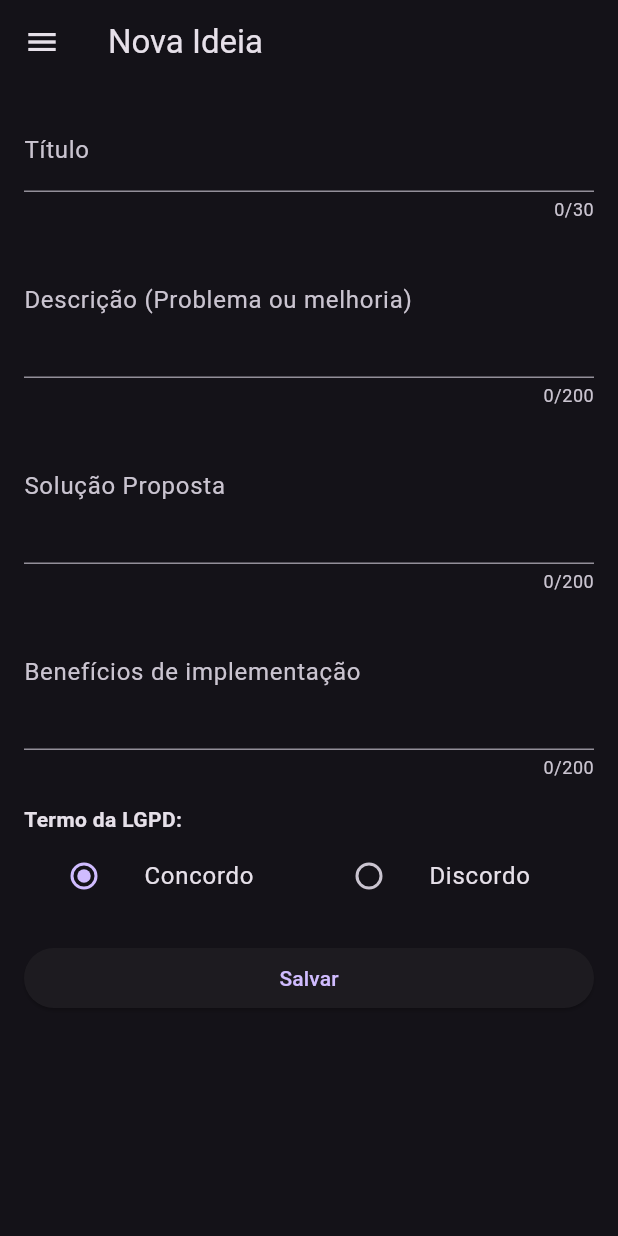
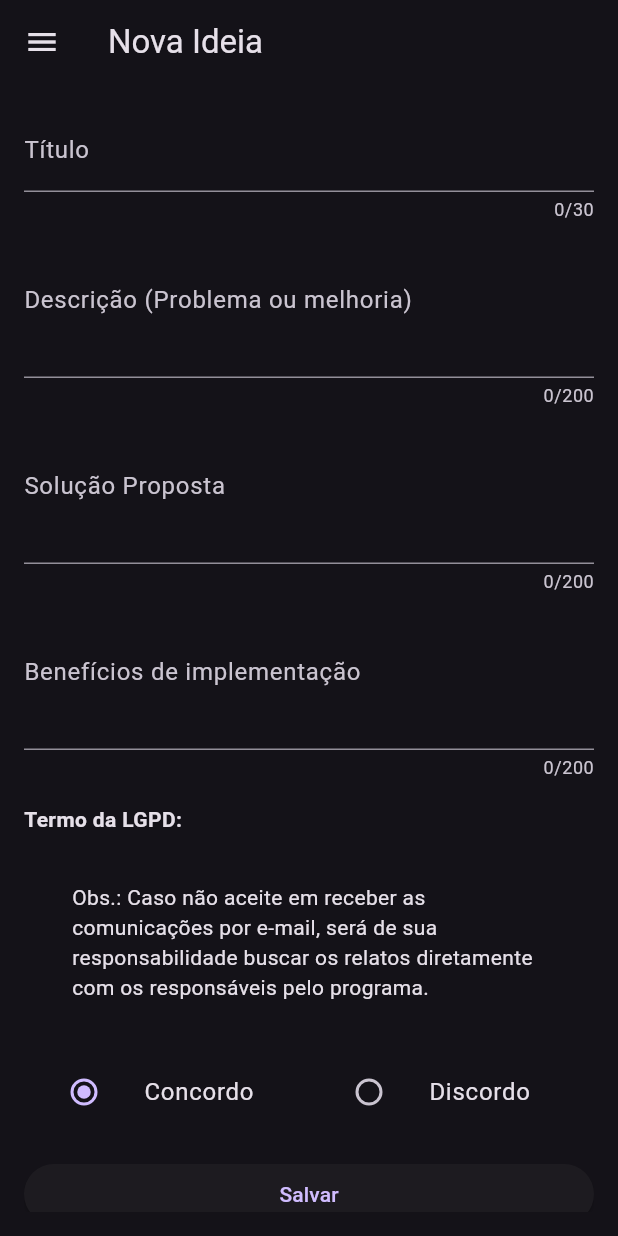
Before and after one commit to MachadoGabriel97/diferLab-app, a Flutter app: the TelaNovaIdeia screen opened by its route, on a phone screen of 412 x 824 dp. Run offline on Flutter 3.47's test engine with Material 3 defaults, Android fonts, the phone set to English and light mode, and no system bars.

Commit message:
Alterações - 22/07/2024 Adicionado o texto da LGPD.

```diff
--- a/lib/TelaNovaIdeia.dart
+++ b/lib/TelaNovaIdeia.dart
@@ -90,6 +90,11 @@ class _TelaNovaIdeiaState extends State<TelaNovaIdeia> {
                 'Termo da LGPD:',
                 style: TextStyle(fontWeight: FontWeight.bold),
               ),
+              Padding(
+                padding: EdgeInsets.all(32),
+                child: Text(
+                    "Obs.: Caso não aceite em receber as comunicações por e-mail, será de sua responsabilidade buscar os relatos diretamente com os responsáveis pelo programa."),
+              ),
               Row(
                 children: [
                   Expanded(
```
